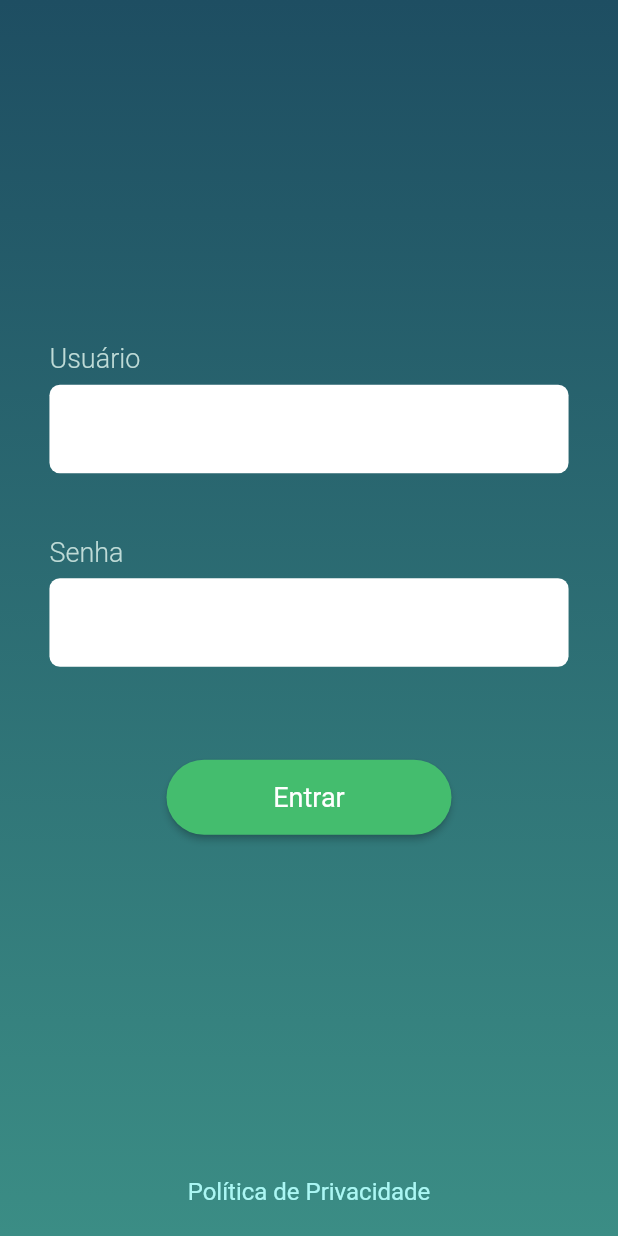
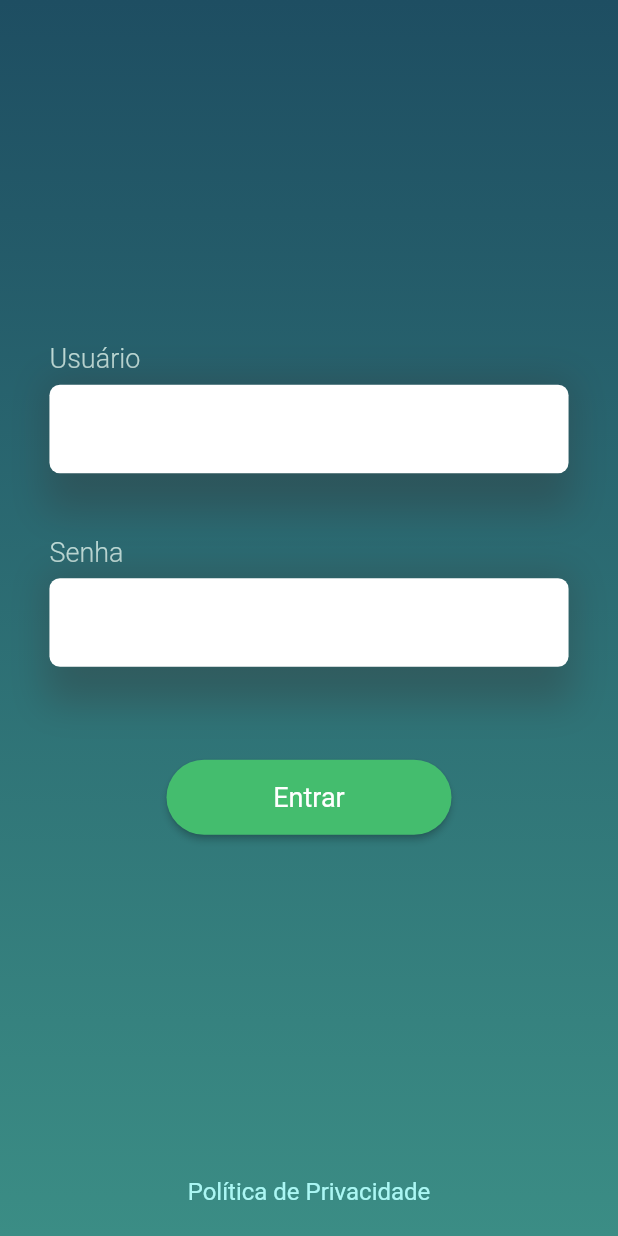
Before and after one commit to Maicon-Dev/target_sistemas_teste, a Flutter app: the screen it shows after launch, on a phone screen of 412 x 824 dp. Run offline on Flutter 3.47's test engine with Material 2 defaults, Android fonts, the phone set to English and light mode, and no system bars; our stand-ins replace cloud_firestore, firebase_auth, firebase_core, flutter_mobx, mobx; accounts and stored records are empty; generated files the repository leaves out were written again.

Commit message:
box shadow signIn field

```diff
--- a/lib/components/custom_input_field.dart
+++ b/lib/components/custom_input_field.dart
@@ -10,6 +10,7 @@ class CustomInputField extends StatelessWidget {
   final TextEditingController? controller;
   final Function(String)? onChanged;
   final Function(String)? onSubmitted;
+  final BoxDecoration? containerDecoration;
 
   const CustomInputField({
     super.key,
@@ -22,6 +23,7 @@ class CustomInputField extends StatelessWidget {
     this.errorText,
     this.onSubmitted,
     this.controller,
+    this.containerDecoration,
   });
 
   const CustomInputField.user({
@@ -38,6 +40,7 @@ class CustomInputField extends StatelessWidget {
     this.errorText,
     this.onSubmitted,
     this.controller,
+    this.containerDecoration,
   });
 
   const CustomInputField.password({
@@ -54,6 +57,7 @@ class CustomInputField extends StatelessWidget {
     this.errorText,
     this.onSubmitted,
     this.controller,
+    this.containerDecoration,
   });
 
   @override
@@ -70,7 +74,9 @@ class CustomInputField extends StatelessWidget {
           ),
         ),
         const SizedBox(height: 7),
-        TextField(
+        Container(
+          decoration: containerDecoration,
+          child: TextField(
             onChanged: onChanged,
             autofocus: autofocos,
             obscureText: obscuredText,
@@ -99,6 +105,7 @@ class CustomInputField extends StatelessWidget {
               ),
             ),
           ),
+        ),
       ],
     );
   }
--- a/lib/screens/signin/signin_page.dart
+++ b/lib/screens/signin/signin_page.dart
@@ -20,11 +20,25 @@ class SigninPage extends StatelessWidget {
           return CustomInputField.user(
             onChanged: signinStore.setUserName,
             errorText: signinStore.userErrorMessageValidate,
+            containerDecoration: const BoxDecoration(boxShadow: [
+              BoxShadow(
+                color: Color(0x55333333),
+                spreadRadius: 3,
+                blurRadius: 20,
+              ),
+            ]),
           );
         }),
         const SizedBox(height: 20),
         Observer(builder: (context) {
           return CustomInputField.password(
+            containerDecoration: const BoxDecoration(boxShadow: [
+              BoxShadow(
+                color: Color(0x55333333),
+                spreadRadius: 3,
+                blurRadius: 20,
+              ),
+            ]),
             onChanged: signinStore.setPassword,
             errorText: signinStore.passwordErrorMessageValidate,
           );
```
Lines whose indentation alone changed are shown as unchanged.
